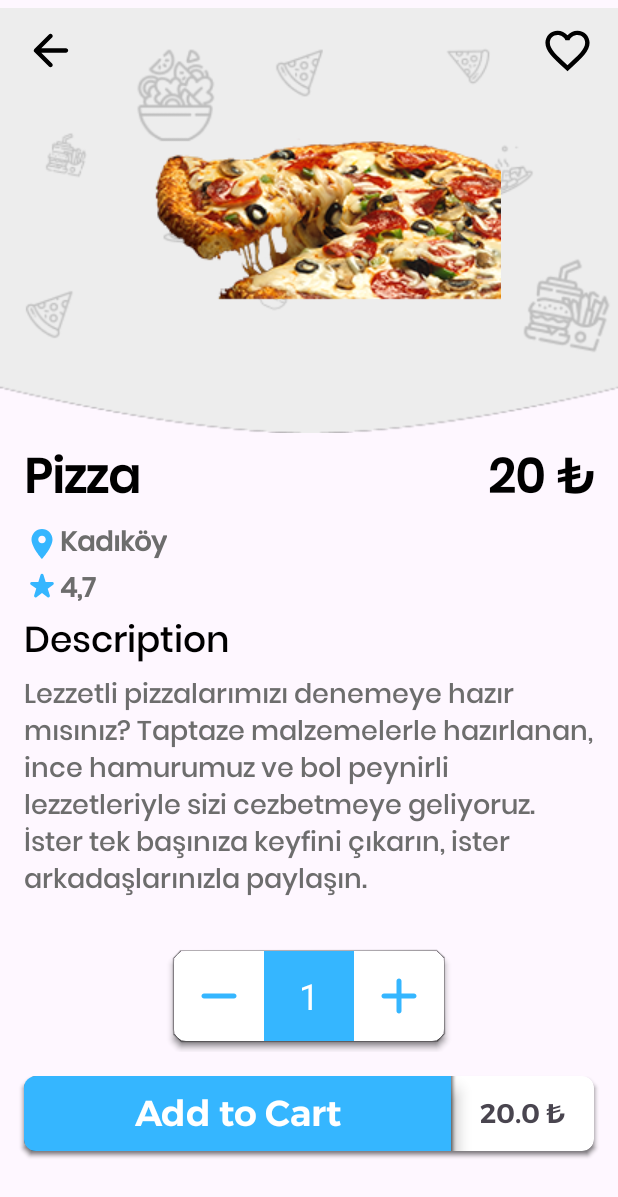
After one commit to ResulAkkiz/Foodie, an Android app: the fragment DetailFragment shown on its own in the app's theme, on a phone screen of 412 x 824 dp. The commit adds this screen. Shown: the top 1197 px of the screen. Run offline under Robolectric (Android 15) with nearby library versions, the light colour scheme and no system bars.

Commit message:
Detail page created

```diff
--- a/app/build.gradle.kts
+++ b/app/build.gradle.kts
@@ -40,6 +40,7 @@ android {
 }
 
 dependencies {
+    implementation ("io.github.ShawnLin013:number-picker:2.4.13")
     implementation ("com.github.ibrahimsn98:SmoothBottomBar:1.7.9")
     implementation ("me.relex:circleindicator:2.1.6")
     implementation("androidx.core:core-ktx:1.9.0")
--- a/app/src/main/java/com/project/foodie/ui/adapters/YemekRecyclerViewAdapter.kt
+++ b/app/src/main/java/com/project/foodie/ui/adapters/YemekRecyclerViewAdapter.kt
@@ -3,6 +3,7 @@ package com.project.foodie.ui.adapters
 import android.content.Context
 import android.view.LayoutInflater
 import android.view.ViewGroup
+import androidx.navigation.Navigation
 import androidx.recyclerview.widget.RecyclerView
 import com.project.foodie.R
 import com.project.foodie.data.entity.Yemek
@@ -14,6 +15,9 @@ class YemekRecyclerViewAdapter(var yemekList: List<Yemek>, var mContext: Context
         RecyclerView.ViewHolder(view.root) {
         fun bind(yemek: Yemek) {
             with(view) {
+                root.setOnClickListener {
+                    Navigation.findNavController(it).navigate(R.id.action_homeFragment_to_detailFragment)
+                }
                 nameTextView.text = yemek.yemekName
                 priceTextView.text = buildString {
                     append(yemek.yemekPrice.toString())
--- /dev/null
+++ b/app/src/main/java/com/project/foodie/ui/fragments/DetailFragment.kt
@@ -0,0 +1,61 @@
+package com.project.foodie.ui.fragments
+
+import android.os.Bundle
+import android.view.LayoutInflater
+import android.view.View
+import android.view.ViewGroup
+import androidx.fragment.app.Fragment
+import com.project.foodie.databinding.FragmentDetailBinding
+
+class DetailFragment : Fragment() {
+    private var _binding: FragmentDetailBinding? = null
+    private val binding get() = _binding!!
+    private var amount: Int = 1
+    private var singlePrice = 0.00
+    override fun onCreateView(
+        inflater: LayoutInflater, container: ViewGroup?,
+        savedInstanceState: Bundle?,
+    ): View? {
+        _binding = FragmentDetailBinding.inflate(inflater, container, false)
+        initFragment()
+        binding.decreaseButton.setOnClickListener {
+            amount--
+            if (amount < 1) amount = 1
+            binding.amountTextView.text = amount.toString()
+            binding.totalPrice.text = buildString {
+                append(singlePrice * amount)
+                append(" ₺")
+            }
+        }
+        binding.increaseButton.setOnClickListener {
+            amount++
+            if (amount > 10) amount = 10
+            binding.amountTextView.text = amount.toString()
+            binding.totalPrice.text = calculateTotalPrice(singlePrice, amount)
+
+        }
+
+        binding.addCartButton.setOnClickListener {
+            //Todo: Add to chart process
+        }
+
+
+        val view = binding.root
+        return view
+    }
+
+    private fun calculateTotalPrice(singleItemPrice: Double, amount: Int): String {
+        return buildString {
+            append(singleItemPrice * amount)
+            append(" ₺")
+        }
+    }
+
+    private fun initFragment(): Unit {
+        singlePrice = 20.00 //price value will come from args
+        binding.amountTextView.text = "1"
+        binding.totalPrice.text = calculateTotalPrice(singlePrice, amount)
+
+    }
+
+}
--- /dev/null
+++ b/app/src/main/res/drawable/baseline_location_on_24.xml
@@ -0,0 +1,5 @@
+<vector android:height="24dp" android:tint="#35B6FF"
+    android:viewportHeight="24" android:viewportWidth="24"
+    android:width="24dp" xmlns:android="http://schemas.android.com/apk/res/android">
+    <path android:fillColor="@android:color/white" android:pathData="M12,2C8.13,2 5,5.13 5,9c0,5.25 7,13 7,13s7,-7.75 7,-13c0,-3.87 -3.13,-7 -7,-7zM12,11.5c-1.38,0 -2.5,-1.12 -2.5,-2.5s1.12,-2.5 2.5,-2.5 2.5,1.12 2.5,2.5 -1.12,2.5 -2.5,2.5z"/>
+</vector>
--- /dev/null
+++ b/app/src/main/res/drawable/outline_favorite_border_24.xml
@@ -0,0 +1,5 @@
+<vector android:height="24dp" android:tint="#000000"
+    android:viewportHeight="24" android:viewportWidth="24"
+    android:width="24dp" xmlns:android="http://schemas.android.com/apk/res/android">
+    <path android:fillColor="@android:color/white" android:pathData="M16.5,3c-1.74,0 -3.41,0.81 -4.5,2.09C10.91,3.81 9.24,3 7.5,3 4.42,3 2,5.42 2,8.5c0,3.78 3.4,6.86 8.55,11.54L12,21.35l1.45,-1.32C18.6,15.36 22,12.28 22,8.5 22,5.42 19.58,3 16.5,3zM12.1,18.55l-0.1,0.1 -0.1,-0.1C7.14,14.24 4,11.39 4,8.5 4,6.5 5.5,5 7.5,5c1.54,0 3.04,0.99 3.57,2.36h1.87C13.46,5.99 14.96,5 16.5,5c2,0 3.5,1.5 3.5,3.5 0,2.89 -3.14,5.74 -7.9,10.05z"/>
+</vector>
--- /dev/null
+++ b/app/src/main/res/drawable/round_add_24.xml
@@ -0,0 +1,5 @@
+<vector android:height="24dp" android:tint="#000000"
+    android:viewportHeight="24" android:viewportWidth="24"
+    android:width="24dp" xmlns:android="http://schemas.android.com/apk/res/android">
+    <path android:fillColor="@android:color/white" android:pathData="M18,13h-5v5c0,0.55 -0.45,1 -1,1s-1,-0.45 -1,-1v-5H6c-0.55,0 -1,-0.45 -1,-1s0.45,-1 1,-1h5V6c0,-0.55 0.45,-1 1,-1s1,0.45 1,1v5h5c0.55,0 1,0.45 1,1s-0.45,1 -1,1z"/>
+</vector>
--- /dev/null
+++ b/app/src/main/res/drawable/round_arrow_back_24.xml
@@ -0,0 +1,5 @@
+<vector android:autoMirrored="true" android:height="24dp"
+    android:tint="#000000" android:viewportHeight="24"
+    android:viewportWidth="24" android:width="24dp" xmlns:android="http://schemas.android.com/apk/res/android">
+    <path android:fillColor="@android:color/white" android:pathData="M19,11H7.83l4.88,-4.88c0.39,-0.39 0.39,-1.03 0,-1.42 -0.39,-0.39 -1.02,-0.39 -1.41,0l-6.59,6.59c-0.39,0.39 -0.39,1.02 0,1.41l6.59,6.59c0.39,0.39 1.02,0.39 1.41,0 0.39,-0.39 0.39,-1.02 0,-1.41L7.83,13H19c0.55,0 1,-0.45 1,-1s-0.45,-1 -1,-1z"/>
+</vector>
--- /dev/null
+++ b/app/src/main/res/drawable/round_remove_24.xml
@@ -0,0 +1,5 @@
+<vector android:height="24dp" android:tint="#000000"
+    android:viewportHeight="24" android:viewportWidth="24"
+    android:width="24dp" xmlns:android="http://schemas.android.com/apk/res/android">
+    <path android:fillColor="@android:color/white" android:pathData="M18,13H6c-0.55,0 -1,-0.45 -1,-1s0.45,-1 1,-1h12c0.55,0 1,0.45 1,1s-0.45,1 -1,1z"/>
+</vector>
--- /dev/null
+++ b/app/src/main/res/drawable/round_star_rate_24.xml
@@ -0,0 +1,5 @@
+<vector android:height="24dp" android:tint="#35B6FF"
+    android:viewportHeight="24" android:viewportWidth="24"
+    android:width="24dp" xmlns:android="http://schemas.android.com/apk/res/android">
+    <path android:fillColor="@android:color/white" android:pathData="M14.43,10l-1.47,-4.84c-0.29,-0.95 -1.63,-0.95 -1.91,0L9.57,10H5.12c-0.97,0 -1.37,1.25 -0.58,1.81l3.64,2.6l-1.43,4.61c-0.29,0.93 0.79,1.68 1.56,1.09L12,17.31l3.69,2.81c0.77,0.59 1.85,-0.16 1.56,-1.09l-1.43,-4.61l3.64,-2.6c0.79,-0.57 0.39,-1.81 -0.58,-1.81H14.43z"/>
+</vector>
--- /dev/null
+++ b/app/src/main/res/layout/fragment_detail.xml
@@ -0,0 +1,302 @@
+<?xml version="1.0" encoding="utf-8"?>
+<ScrollView xmlns:android="http://schemas.android.com/apk/res/android"
+    xmlns:app="http://schemas.android.com/apk/res-auto"
+    xmlns:tools="http://schemas.android.com/tools"
+    android:layout_width="match_parent"
+    android:layout_height="match_parent"
+    tools:context=".ui.fragments.DetailFragment">
+
+    <androidx.constraintlayout.widget.ConstraintLayout
+        android:layout_width="match_parent"
+        android:layout_height="wrap_content">
+
+        <androidx.constraintlayout.widget.ConstraintLayout
+            android:id="@+id/constraintLayout"
+            android:layout_width="match_parent"
+            android:layout_height="wrap_content"
+            app:layout_constraintEnd_toEndOf="parent"
+            app:layout_constraintStart_toStartOf="parent"
+            app:layout_constraintTop_toTopOf="parent">
+
+            <ImageView
+                android:id="@+id/imageView6"
+                android:layout_width="wrap_content"
+                android:layout_height="wrap_content"
+                android:src="@drawable/junk_background_im"
+                app:layout_constraintEnd_toEndOf="parent"
+                app:layout_constraintStart_toStartOf="parent"
+                app:layout_constraintTop_toTopOf="parent" />
+
+            <ImageView
+                android:id="@+id/detailBackButton"
+                android:layout_width="35dp"
+                android:layout_height="35dp"
+                android:layout_marginStart="16dp"
+                android:layout_marginTop="16dp"
+                android:clickable="true"
+                android:src="@drawable/round_arrow_back_24"
+                app:layout_constraintStart_toStartOf="parent"
+                app:layout_constraintTop_toTopOf="parent" />
+
+            <ImageView
+                android:id="@+id/detailFavoriteButton"
+                android:layout_width="35dp"
+                android:layout_height="35dp"
+                android:layout_marginTop="16dp"
+                android:layout_marginEnd="16dp"
+                android:clickable="true"
+                android:src="@drawable/outline_favorite_border_24"
+                app:layout_constraintEnd_toEndOf="parent"
+                app:layout_constraintTop_toTopOf="parent" />
+
+            <ImageView
+                android:id="@+id/detailImageView"
+                android:layout_width="wrap_content"
+                android:layout_height="wrap_content"
+                android:src="@drawable/pizza_sample_im"
+                app:layout_constraintBottom_toBottomOf="parent"
+                app:layout_constraintEnd_toEndOf="parent"
+                app:layout_constraintStart_toStartOf="parent"
+                app:layout_constraintTop_toTopOf="@+id/imageView6" />
+
+        </androidx.constraintlayout.widget.ConstraintLayout>
+
+        <LinearLayout
+
+            android:id="@+id/linearLayout1"
+            android:layout_width="match_parent"
+            android:layout_height="wrap_content"
+            android:orientation="horizontal"
+            android:paddingHorizontal="16dp"
+            app:layout_constraintEnd_toEndOf="parent"
+            app:layout_constraintStart_toStartOf="parent"
+            app:layout_constraintTop_toBottomOf="@+id/constraintLayout">
+
+            <TextView
+                android:id="@+id/detailNameTextView"
+                android:layout_width="wrap_content"
+                android:layout_height="wrap_content"
+                android:fontFamily="@font/poppins_medium"
+                android:text="Pizza"
+                android:textColor="@color/black"
+                android:textSize="32sp"
+                android:textStyle="bold" />
+
+            <View
+                android:layout_width="0dp"
+                android:layout_height="0dp"
+                android:layout_weight="1" />
+
+            <TextView
+                android:id="@+id/detailPriceTextView"
+                android:layout_width="wrap_content"
+                android:layout_height="wrap_content"
+                android:fontFamily="@font/poppins_medium"
+                android:text="20 ₺"
+                android:textColor="@color/black"
+                android:textSize="32sp"
+                android:textStyle="bold" />
+        </LinearLayout>
+
+        <LinearLayout
+            android:id="@+id/linearLayout2"
+            android:layout_width="match_parent"
+            android:layout_height="wrap_content"
+            android:gravity="center_vertical"
+            android:orientation="horizontal"
+            android:paddingHorizontal="16dp"
+            app:layout_constraintEnd_toEndOf="parent"
+            app:layout_constraintStart_toStartOf="parent"
+            app:layout_constraintTop_toBottomOf="@+id/linearLayout1">
+
+            <ImageView
+
+                android:id="@+id/locationImageView"
+                android:layout_width="wrap_content"
+                android:layout_height="wrap_content"
+                android:src="@drawable/baseline_location_on_24"
+                android:text="Pizza" />
+
+            <TextView
+                android:id="@+id/detailLocationTextView"
+                android:layout_width="wrap_content"
+                android:layout_height="wrap_content"
+                android:fontFamily="@font/poppins_medium"
+                android:text="Kadıköy"
+                android:textColor="@color/descriptionTextColor"
+                android:textSize="18sp"
+                android:textStyle="bold" />
+        </LinearLayout>
+
+        <LinearLayout
+
+            android:id="@+id/linearLayout3"
+            android:layout_width="match_parent"
+            android:layout_height="wrap_content"
+            android:orientation="horizontal"
+            android:paddingHorizontal="16dp"
+            app:layout_constraintEnd_toEndOf="parent"
+            app:layout_constraintStart_toStartOf="parent"
+            app:layout_constraintTop_toBottomOf="@+id/linearLayout2">
+
+            <ImageView
+
+                android:id="@+id/starImageView"
+                android:layout_width="wrap_content"
+                android:layout_height="wrap_content"
+                android:src="@drawable/round_star_rate_24"
+                android:text="Pizza" />
+
+            <TextView
+                android:id="@+id/detailStarTextView"
+                android:layout_width="wrap_content"
+                android:layout_height="wrap_content"
+                android:fontFamily="@font/poppins_medium"
+                android:text="4,7"
+                android:textColor="@color/descriptionTextColor"
+                android:textSize="18sp"
+                android:textStyle="bold" />
+        </LinearLayout>
+
+        <TextView
+            android:id="@+id/textView5"
+            android:layout_width="wrap_content"
+            android:layout_height="wrap_content"
+            android:layout_marginStart="16dp"
+            android:fontFamily="@font/poppins_medium"
+            android:text="Description"
+            android:textColor="@color/black"
+            android:textSize="24sp"
+            app:layout_constraintStart_toStartOf="parent"
+            app:layout_constraintTop_toBottomOf="@+id/linearLayout3" />
+
+        <TextView
+            android:id="@+id/textView6"
+            android:layout_width="0dp"
+            android:layout_height="wrap_content"
+            android:layout_marginStart="16dp"
+            android:layout_marginEnd="16dp"
+            android:fontFamily="@font/poppins_medium"
+            android:text="Lezzetli pizzalarımızı denemeye hazır mısınız? Taptaze malzemelerle hazırlanan, ince hamurumuz ve bol peynirli lezzetleriyle sizi cezbetmeye geliyoruz. İster tek başınıza keyfini çıkarın, ister arkadaşlarınızla paylaşın."
+            android:textColor="@color/descriptionTextColor"
+            android:textSize="18sp"
+            app:layout_constraintEnd_toEndOf="parent"
+            app:layout_constraintStart_toStartOf="parent"
+            app:layout_constraintTop_toBottomOf="@+id/textView5" />
+
+
+        <LinearLayout
+            android:id="@+id/linearLayout4"
+            android:layout_width="match_parent"
+            android:layout_height="wrap_content"
+            android:layout_marginTop="24dp"
+            android:gravity="center"
+            android:orientation="horizontal"
+            android:paddingHorizontal="16dp"
+            app:layout_constraintEnd_toEndOf="parent"
+            app:layout_constraintStart_toStartOf="parent"
+            app:layout_constraintTop_toBottomOf="@+id/textView6">
+
+            <androidx.cardview.widget.CardView
+                android:layout_width="wrap_content"
+                android:layout_height="wrap_content"
+                android:padding="8dp"
+                app:cardCornerRadius="8dp"
+                app:cardElevation="3dp"
+                app:cardUseCompatPadding="true">
+
+                <LinearLayout
+                    android:layout_width="wrap_content"
+                    android:layout_height="match_parent"
+                    android:gravity="center">
+
+                    <ImageView
+                        app:tint="@color/primaryColor"
+                        android:id="@+id/decreaseButton"
+                        android:layout_width="40dp"
+                        android:layout_height="40dp"
+                        android:layout_margin="10dp"
+                        android:layout_weight="1"
+                        android:clickable="true"
+                        android:src="@drawable/round_remove_24" />
+
+                    <TextView
+                        android:id="@+id/amountTextView"
+                        android:layout_width="60dp"
+                        android:layout_height="60dp"
+                        android:layout_weight="1"
+                        android:background="@color/primaryColor"
+                        android:gravity="center"
+                        android:text="1"
+                        android:textColor="@color/white"
+                        android:textSize="24sp" />
+
+                    <ImageView
+                        app:tint="@color/primaryColor"
+                        android:id="@+id/increaseButton"
+                        android:layout_width="40dp"
+                        android:layout_height="40dp"
+                        android:layout_margin="10dp"
+                        android:layout_weight="1"
+                        android:clickable="true"
+                        android:src="@drawable/round_add_24" />
+                </LinearLayout>
+            </androidx.cardview.widget.CardView>
+
+
+        </LinearLayout>
+
+        <androidx.cardview.widget.CardView
+            android:id="@+id/cardView"
+            android:layout_width="match_parent"
+            android:layout_height="50dp"
+            android:layout_margin="16dp"
+            app:cardCornerRadius="8dp"
+            app:layout_constraintEnd_toEndOf="parent"
+            app:layout_constraintStart_toStartOf="parent"
+            app:layout_constraintTop_toBottomOf="@+id/linearLayout4">
+
+            <LinearLayout
+                android:layout_width="match_parent"
+                android:layout_height="match_parent"
+                android:orientation="horizontal">
+
+                <TextView
+                    android:elevation="8dp"
+                    android:id="@+id/addCartButton"
+                    android:clickable="true"
+                    android:layout_width="0dp"
+                    android:layout_height="match_parent"
+                    android:layout_weight="3"
+                    android:background="@color/primaryColor"
+                    android:fontFamily="@font/montserrat_semibold"
+                    android:gravity="center"
+                    android:text="Add to Cart"
+                    android:textColor="@color/white"
+                    android:textSize="24sp" />
+
+                <TextView
+                    android:id="@+id/totalPrice"
+                    android:gravity="center"
+                    android:layout_width="0dp"
+                    android:layout_height="match_parent"
+                    android:layout_weight="1"
+                    android:fontFamily="@font/montserrat_semibold"
+                    android:text="₺ 120.00"
+                    android:textSize="18sp" />
+            </LinearLayout>
+        </androidx.cardview.widget.CardView>
+
+        <View
+            android:layout_width="24dp"
+            android:layout_height="24dp"
+            app:layout_constraintEnd_toEndOf="parent"
+            app:layout_constraintHorizontal_bias="0.5"
+            app:layout_constraintStart_toStartOf="parent"
+            app:layout_constraintTop_toBottomOf="@+id/cardView" />
+
+
+    </androidx.constraintlayout.widget.ConstraintLayout>
+
+
+</ScrollView>
--- a/app/src/main/res/navigation/bottom_bar_nav.xml
+++ b/app/src/main/res/navigation/bottom_bar_nav.xml
@@ -9,10 +9,19 @@
         android:id="@+id/homeFragment"
         android:name="com.project.foodie.ui.fragments.HomeFragment"
         android:label="fragment_home"
-        tools:layout="@layout/fragment_home" />
+        tools:layout="@layout/fragment_home" >
+        <action
+            android:id="@+id/action_homeFragment_to_detailFragment"
+            app:destination="@id/detailFragment" />
+    </fragment>
     <fragment
         android:id="@+id/cartFragment"
         android:name="com.project.foodie.ui.fragments.CartFragment"
         android:label="fragment_cart"
         tools:layout="@layout/fragment_cart" />
+    <fragment
+        android:id="@+id/detailFragment"
+        android:name="com.project.foodie.ui.fragments.DetailFragment"
+        android:label="fragment_detail"
+        tools:layout="@layout/fragment_detail" />
 </navigation>
```
Also changed, not shown: app/src/main/res/drawable/junk_background_im.png (added).
